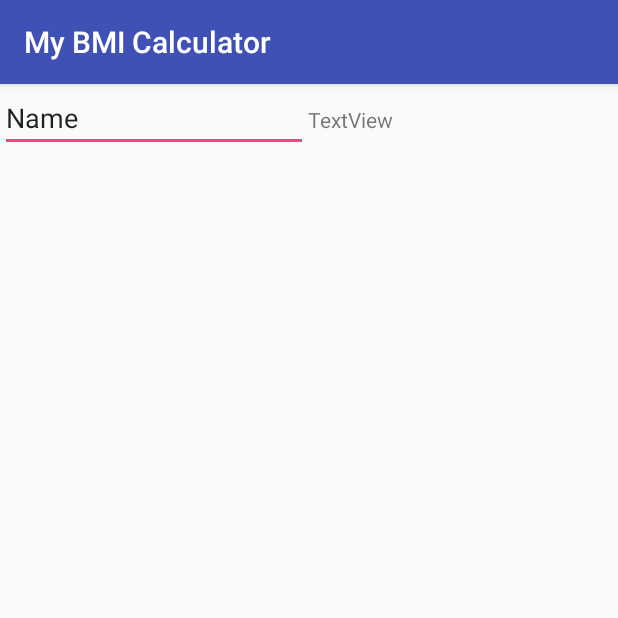
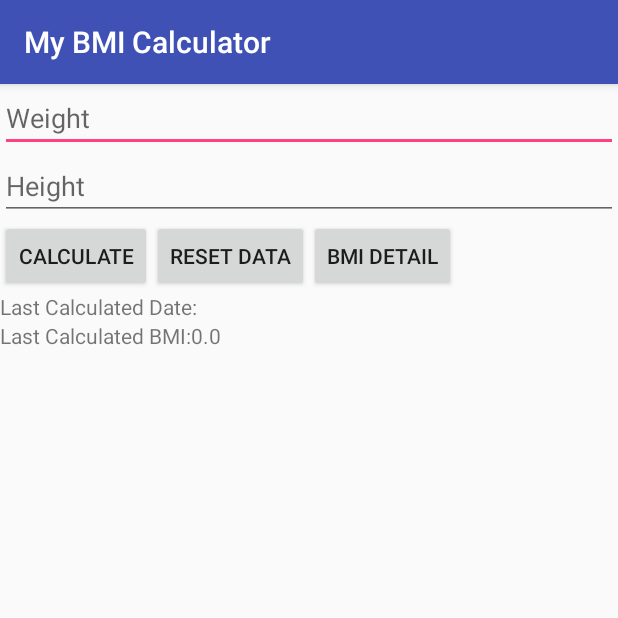
Before and after one commit to Wen-New/MyBMICalculator, an Android app: the screen it shows after launch (MainActivity), on a phone screen of 412 x 824 dp, the top half of it. Run offline under Robolectric (Android 15) with nearby library versions, the phone set to English and light mode, and no system bars; 4 statements that could not run were skipped.

Commit message:
The second activity

```diff
--- a/app/src/main/AndroidManifest.xml
+++ b/app/src/main/AndroidManifest.xml
@@ -16,6 +16,7 @@
                 <category android:name="android.intent.category.LAUNCHER" />
             </intent-filter>
         </activity>
+        <activity android:name=".SecondActivity"></activity>
     </application>
 
 </manifest>
--- a/app/src/main/java/sg/edu/rp/c346/mybmicalculator/MainActivity.java
+++ b/app/src/main/java/sg/edu/rp/c346/mybmicalculator/MainActivity.java
@@ -1,13 +1,126 @@
 package sg.edu.rp.c346.mybmicalculator;
 
+import android.content.Intent;
+import android.content.SharedPreferences;
+import android.preference.PreferenceManager;
 import android.support.v7.app.AppCompatActivity;
 import android.os.Bundle;
+import android.view.View;
+import android.widget.Button;
+import android.widget.EditText;
+import android.widget.TextView;
+
+import java.util.Calendar;
 
 public class MainActivity extends AppCompatActivity {
+
+    EditText etWeight;
+    EditText etHeight;
+    Button btnCalculate;
+    Button btnResetData;
+    Button btnDetails;
+    TextView tvDate;
+    TextView tvBMI;
+    TextView tvInfo;
 
     @Override
     protected void onCreate(Bundle savedInstanceState) {
         super.onCreate(savedInstanceState);
         setContentView(R.layout.activity_main);
+        etWeight = (EditText) findViewById(R.id.editWeight);
+        etHeight = (EditText) findViewById(R.id.editHeight);
+        btnCalculate = (Button) findViewById(R.id.buttonCalculate);
+        btnResetData = (Button) findViewById(R.id.buttonReset);
+        btnDetails = (Button) findViewById(R.id.buttonDetail);
+        tvDate = (TextView) findViewById(R.id.textDate);
+        tvBMI = (TextView) findViewById(R.id.textBMI);
+        tvInfo = (TextView) findViewById(R.id.textInfo);
+
+        btnResetData.setOnClickListener(new View.OnClickListener() {
+            @Override
+            public void onClick(View v) {
+                etHeight.setText("");
+                etWeight.setText("");
+                tvDate.setText("Last Calculated Date:");
+                tvBMI.setText("Last Calculated BMI:0.0");
+                tvInfo.setText("");
+            }
+        });
+
+        btnCalculate.setOnClickListener(new View.OnClickListener() {
+            @Override
+            public void onClick(View v) {
+                float bmi = 0;
+                float weight = Float.parseFloat(etWeight.getText().toString());
+                float height = Float.parseFloat(etHeight.getText().toString());
+                bmi = weight / (height * height);
+                tvBMI.setText("Last Calculated BMI:" + bmi);
+
+                Calendar now = Calendar.getInstance(); //Create a Calendar object with current date/time
+                String datetime = now.get(Calendar.DAY_OF_MONTH) + "/" +
+                        (now.get(Calendar.MONTH) + 1) + "/" +
+                        now.get(Calendar.YEAR) + " " +
+                        now.get(Calendar.HOUR_OF_DAY) + ":" +
+                        now.get(Calendar.MINUTE);
+                tvDate.setText("Last Calculated Date:" + datetime);
+                etHeight.setText("");
+                etWeight.setText("");
+
+
+            }
+        });
+        btnDetails.setOnClickListener(new View.OnClickListener() {
+            @Override
+            public void onClick(View v) {
+                float bmi = 0;
+                float weight = Float.parseFloat(etWeight.getText().toString());
+                float height = Float.parseFloat(etHeight.getText().toString());
+                bmi = weight / (height * height);
+                Intent intent = new Intent(getBaseContext(), SecondActivity.class);
+                if (bmi < 18.5 && bmi > 0) {
+                    intent.putExtra("value", "You are Underweight!");
+                } else if (bmi <= 24.9 && bmi >= 18.5) {
+                    intent.putExtra("value", "You are Normal!");
+                } else if (bmi <= 29.9 && bmi >= 25) {
+                    intent.putExtra("value", "You are Overweight!");
+                } else if (bmi >= 30) {
+                    intent.putExtra("value", "You are Obese!");
+                }
+                startActivity(intent);
+            }
+        });
+    }
+
+    @Override
+    protected void onPause() {
+        super.onPause();
+        String date = tvDate.getText().toString();
+        String bmi = tvBMI.getText().toString();
+        String info = tvInfo.getText().toString();
+
+        SharedPreferences prefs = PreferenceManager.getDefaultSharedPreferences(this);
+        SharedPreferences.Editor prefEdit = prefs.edit();
+
+        prefEdit.putString("date", date);
+        prefEdit.putString("bmi", bmi);
+        prefEdit.putString("info", info);
+        prefEdit.commit();
+
+    }
+
+    @Override
+    protected void onResume() {
+        super.onResume();
+        String date = tvDate.getText().toString();
+        String bmi = tvBMI.getText().toString();
+        String info = tvInfo.getText().toString();
+        SharedPreferences prefs = PreferenceManager.getDefaultSharedPreferences(this);
+        TextView tvDate = (TextView) findViewById(R.id.textDate);
+        tvDate.setText(prefs.getString("date", date));
+        TextView tvBMI = (TextView) findViewById(R.id.textBMI);
+        tvBMI.setText(prefs.getString("bmi", bmi));
+        TextView tvInfo = (TextView) findViewById(R.id.textInfo);
+        tvInfo.setText(prefs.getString("info", info));
+
     }
 }
--- a/app/src/main/res/layout/activity_main.xml
+++ b/app/src/main/res/layout/activity_main.xml
@@ -4,30 +4,58 @@
     android:layout_height="match_parent"
     android:orientation="vertical">
 
+    <EditText
+        android:id="@+id/editWeight"
+        android:layout_width="match_parent"
+        android:layout_height="wrap_content"
+        android:hint="Weight"
+        android:inputType="numberDecimal" />
+
+    <EditText
+        android:id="@+id/editHeight"
+        android:layout_width="match_parent"
+        android:layout_height="wrap_content"
+        android:hint="Height"
+        android:inputType="numberDecimal" />
+
     <LinearLayout
-        android:layout_width="match_parent"
-        android:layout_height="match_parent"
+        android:layout_width="wrap_content"
+        android:layout_height="wrap_content"
         android:orientation="horizontal">
 
-        <EditText
-            android:id="@+id/editText"
+        <Button
+            android:id="@+id/buttonCalculate"
             android:layout_width="wrap_content"
             android:layout_height="wrap_content"
             android:layout_weight="1"
-            android:inputType="textPersonName"
-            android:text="Name" />
+            android:text="Calculate" />
 
-        <TextView
-            android:id="@+id/textView"
+        <Button
+            android:id="@+id/buttonReset"
             android:layout_width="wrap_content"
             android:layout_height="wrap_content"
             android:layout_weight="1"
-            android:text="TextView" />
+            android:text="Reset Data" />
+
+        <Button
+            android:id="@+id/buttonDetail"
+            android:layout_width="wrap_content"
+            android:layout_height="wrap_content"
+            android:layout_weight="1"
+            android:text="BMI Detail" />
+
     </LinearLayout>
 
-    <Button
-        android:id="@+id/button"
+    <TextView
+        android:id="@+id/textDate"
         android:layout_width="match_parent"
         android:layout_height="wrap_content"
-        android:text="Button" />
+        android:text="Last Calculated Date:" />
+
+    <TextView
+        android:id="@+id/textBMI"
+        android:layout_width="match_parent"
+        android:layout_height="wrap_content"
+        android:text="Last Calculated BMI:0.0" />
+
 </LinearLayout>
```
